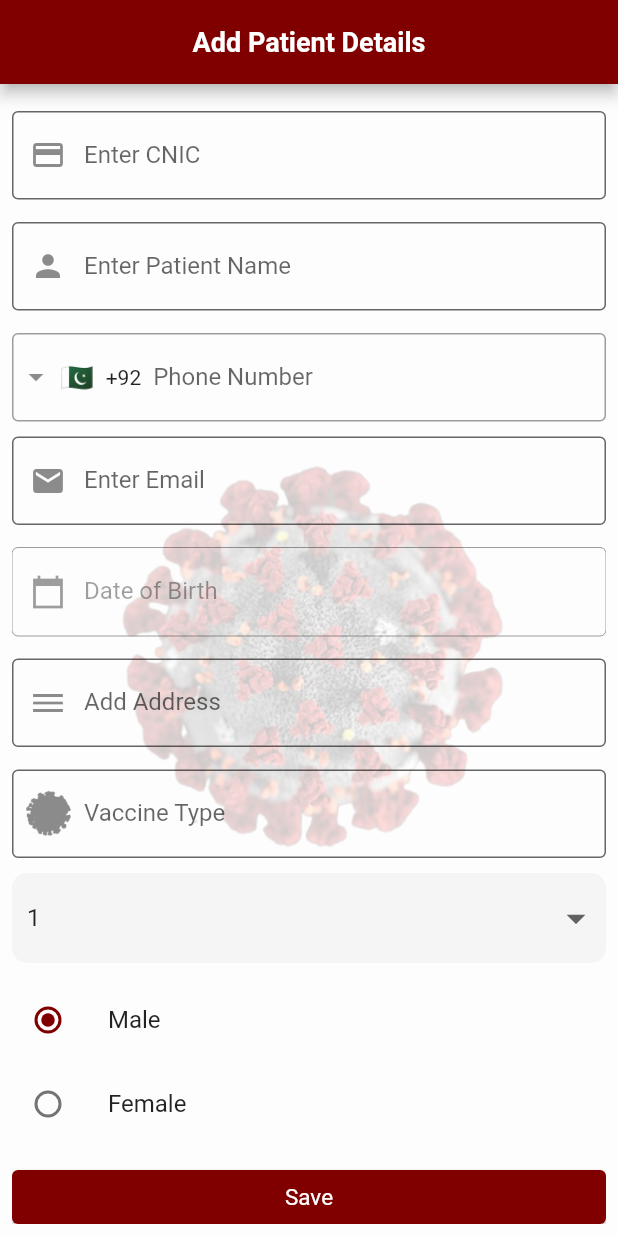
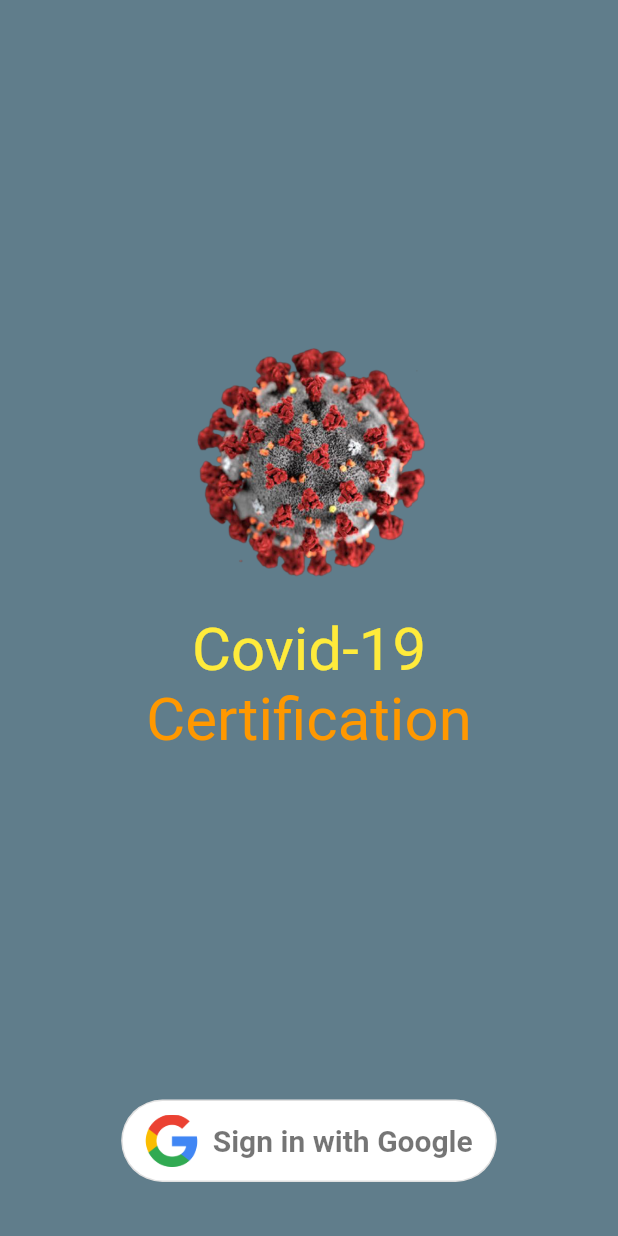
Before and after one commit to zakiaRezay/registrar, a Flutter app: the screen it shows after launch, on a phone screen of 412 x 824 dp. Run offline on Flutter 3.47's test engine with Material 2 defaults, Android fonts, the phone set to English and light mode, and no system bars; drawn by our look-alikes of intl_phone_field; our stand-ins replace firebase_auth, firebase_core, google_sign_in; accounts and stored records are empty; Roboto replaces fonts that are missing (Source Sans Pro).

Commit message:
FIrebase login
FIrebase Login

```diff
--- a/lib/main.dart
+++ b/lib/main.dart
@@ -1,12 +1,13 @@
 import 'package:firebase_core/firebase_core.dart';
 import 'package:flutter/material.dart';
 import 'package:registrar/constants/app_colors.dart';
+import 'package:registrar/screens/google_signin/signin_screen.dart';
 import 'package:registrar/screens/register_screen.dart';
 
 
-main() {
-  // WidgetsFlutterBinding.ensureInitialized();
-  // await Firebase.initializeApp();
+Future<void> main() async{
+  WidgetsFlutterBinding.ensureInitialized();
+  await Firebase.initializeApp();
   runApp(const MyApp());
 }
 
@@ -23,7 +24,7 @@ class MyApp extends StatelessWidget {
           colorScheme: ColorScheme.fromSwatch().copyWith(
             primary: AppColors.primaryColor,
           ),),
-        home:    const RegistrarForm()//LoginScreen(),
+        home:     SignInScreen()//LoginScreen(),
     );
   }
 }
--- /dev/null
+++ b/lib/screens/google_signin/auth.dart
@@ -0,0 +1,43 @@
+import 'package:firebase_auth/firebase_auth.dart';
+import 'package:flutter/cupertino.dart';
+import 'package:google_sign_in/google_sign_in.dart';
+
+class Authentication {
+  static Future<User?> signInWithGoogle({required BuildContext context}) async {
+    FirebaseAuth auth = FirebaseAuth.instance;
+    User? user;
+
+    final GoogleSignIn googleSignIn = GoogleSignIn();
+    final GoogleSignInAccount? googleSignInAccount = await googleSignIn.signIn();
+
+    if (googleSignInAccount != null) {
+      final GoogleSignInAuthentication googleSignInAuthentication =
+      await googleSignInAccount.authentication;
+
+      final AuthCredential credential = GoogleAuthProvider.credential(
+        accessToken: googleSignInAuthentication.accessToken,
+        idToken: googleSignInAuthentication.idToken,
+      );
+
+      try {
+        final UserCredential userCredential =
+        await auth.signInWithCredential(credential);
+
+        user = userCredential.user;
+      } on FirebaseAuthException catch (e) {
+        if (e.code == 'account-exists-with-different-credential') {
+          // handle the error here
+        }
+        else if (e.code == 'invalid-credential') {
+          // handle the error here
+        }
+      } catch (e) {
+        // handle the error here
+      }
+    }
+
+    return user;
+  }
+
+
+}
--- /dev/null
+++ b/lib/screens/google_signin/googlebutton_state.dart
@@ -0,0 +1,78 @@
+import 'package:firebase_auth/firebase_auth.dart';
+import 'package:flutter/material.dart';
+import 'package:registrar/screens/register_screen.dart';
+
+import 'auth.dart';
+
+class GoogleSignInButton extends StatefulWidget {
+  @override
+  _GoogleSignInButtonState createState() => _GoogleSignInButtonState();
+}
+
+class _GoogleSignInButtonState extends State<GoogleSignInButton> {
+  bool _isSigningIn = false;
+
+  @override
+  Widget build(BuildContext context) {
+    return Padding(
+      padding: const EdgeInsets.only(bottom: 16.0),
+      child: _isSigningIn
+          ? const CircularProgressIndicator(
+              valueColor: AlwaysStoppedAnimation<Color>(Colors.white),
+            )
+          : OutlinedButton(
+              style: ButtonStyle(
+                backgroundColor: MaterialStateProperty.all(Colors.white),
+                shape: MaterialStateProperty.all(
+                  RoundedRectangleBorder(
+                    borderRadius: BorderRadius.circular(40),
+                  ),
+                ),
+              ),
+              onPressed: () async {
+                setState(() {
+                  _isSigningIn = true;
+                });
+
+                User? user = await Authentication.signInWithGoogle(context: context);
+
+                setState(() {
+                  _isSigningIn = false;
+                });
+
+                if (user != null) {
+                  Navigator.of(context).pushReplacement(
+                    MaterialPageRoute(
+                      builder: (context) => const RegistrarForm()
+                    ),
+                  );
+                }
+              },
+              child: Padding(
+                padding: const EdgeInsets.fromLTRB(0, 10, 0, 10),
+                child: Row(
+                  mainAxisSize: MainAxisSize.min,
+                  mainAxisAlignment: MainAxisAlignment.center,
+                  children: const <Widget>[
+                    Image(
+                      image: AssetImage("assets/images/google.png"),
+                      height: 35.0,
+                    ),
+                    Padding(
+                      padding: EdgeInsets.only(left: 10),
+                      child: Text(
+                        'Sign in with Google',
+                        style: TextStyle(
+                          fontSize: 20,
+                          color: Colors.black54,
+                          fontWeight: FontWeight.w600,
+                        ),
+                      ),
+                    )
+                  ],
+                ),
+              ),
+            ),
+    );
+  }
+}
--- /dev/null
+++ b/lib/screens/google_signin/signin_screen.dart
@@ -0,0 +1,79 @@
+import 'package:flutter/cupertino.dart';
+import 'package:flutter/material.dart';
+
+import 'auth.dart';
+import 'googlebutton_state.dart';
+
+class SignInScreen extends StatefulWidget {
+  @override
+  _SignInScreenState createState() => _SignInScreenState();
+}
+class _SignInScreenState extends State<SignInScreen> {
+  @override
+  Widget build(BuildContext context) {
+    return Scaffold(
+      backgroundColor: Colors.blueGrey,
+      body: SafeArea(
+        child: Padding(
+          padding: const EdgeInsets.only(
+            left: 16.0,
+            right: 16.0,
+            bottom: 20.0,
+          ),
+          child: Column(
+            mainAxisSize: MainAxisSize.max,
+            children: [
+              Row(),
+              Expanded(
+                child: Column(
+                  mainAxisSize: MainAxisSize.min,
+                  mainAxisAlignment: MainAxisAlignment.center,
+                  children: [
+                    Flexible(
+                      flex: 1,
+                      child: Image.asset(
+                        'assets/images/covid.png',
+                        height: 160,
+                      ),
+                    ),
+                    SizedBox(height: 20),
+                    const Text(
+                      'Covid-19',
+                      style: TextStyle(
+                        color:Colors.yellow,
+                        fontSize: 40,
+                      ),
+                    ),
+                    const Text(
+                      'Certification',
+                      style: TextStyle(
+                        color:Colors.orange,
+                        fontSize: 40,
+                      ),
+                    ),
+                  ],
+                ),
+              ),
+              FutureBuilder(
+                future: Authentication.signInWithGoogle(context: context),
+                builder: (context, snapshot) {
+                  if (snapshot.hasError) {
+                    print("error"+snapshot.error.toString());
+                    return const Text('Error initializing Firebase');
+                  } else if (snapshot.connectionState == ConnectionState.done) {
+                    return GoogleSignInButton();
+                  }
+                  return const CircularProgressIndicator(
+                    valueColor: AlwaysStoppedAnimation<Color>(
+                      Colors.orange,
+                    ),
+                  );
+                },
+              ),
+            ],
+          ),
+        ),
+      ),
+    );
+  }
+}
--- a/lib/screens/register_screen.dart
+++ b/lib/screens/register_screen.dart
@@ -1,3 +1,4 @@
+import 'package:firebase_auth/firebase_auth.dart';
 import 'package:flutter/material.dart';
 import 'package:intl_phone_field/intl_phone_field.dart';
 import 'package:registrar/constants/app_colors.dart';
@@ -5,6 +6,7 @@ import 'package:registrar/screens/submission/confirmation.dart';
 import 'package:registrar/widgets/tcustom_text.dart';
 import 'package:registrar/widgets/text_field.dart';
 
+import 'google_signin/signin_screen.dart';
 
 class RegistrarForm extends StatefulWidget {
   const RegistrarForm({Key? key}) : super(key: key);
@@ -14,9 +16,9 @@ class RegistrarForm extends StatefulWidget {
 }
 
 class _RegistrarFormState extends State<RegistrarForm> {
-
   String? value;
   var dropDownValue = "1";
+  late User _user;
   var _selectedDate, _selectedMonth, _selectedYear;
   final dateKey = GlobalKey<FormState>();
   final cnicKey = GlobalKey<FormState>();
@@ -25,46 +27,99 @@ class _RegistrarFormState extends State<RegistrarForm> {
   final addressKey = GlobalKey<FormState>();
   final emailKey = GlobalKey<FormState>();
   final vaccineKey = GlobalKey<FormState>();
-  final TextEditingController cnicPassportEditingController = TextEditingController();
+  final TextEditingController cnicPassportEditingController =
+      TextEditingController();
   final TextEditingController nameEditingController = TextEditingController();
   final TextEditingController phoneEditingController = TextEditingController();
   final TextEditingController dateEditingController = TextEditingController();
-  final TextEditingController addressEditingController = TextEditingController();
-  final TextEditingController vaccineEditingController = TextEditingController();
+  final TextEditingController addressEditingController =
+      TextEditingController();
+  final TextEditingController vaccineEditingController =
+      TextEditingController();
   final TextEditingController emailEditingController = TextEditingController();
   late String _selectedGender = 'male';
 
+  bool _isSigningOut = false;
 
+  Route _routeToSignInScreen() {
+    return PageRouteBuilder(
+      pageBuilder: (context, animation, secondaryAnimation) => SignInScreen(),
+      transitionsBuilder: (context, animation, secondaryAnimation, child) {
+        var begin = Offset(-1.0, 0.0);
+        var end = Offset.zero;
+        var curve = Curves.ease;
+
+        var tween =
+        Tween(begin: begin, end: end).chain(CurveTween(curve: curve));
+
+        return SlideTransition(
+          position: animation.drive(tween),
+          child: child,
+        );
+      },
+    );
+  }
   @override
   Widget build(BuildContext context) {
     Size size = MediaQuery.of(context).size;
-    double width =  size.width;
+    double width = size.width;
     double height = size.height;
     return Scaffold(
-      appBar: AppBar(title: customText("Add Patient Details",18,FontWeight.bold,Colors.white),centerTitle: true,),
+      appBar: AppBar(
+        title: customText(
+            "Add Patient Details", 18, FontWeight.bold, Colors.white),
+        centerTitle: true,
+        actions: [
+          IconButton(
+              onPressed: () async {
+                setState(() {
+                  _isSigningOut = true;
+                });
+                // await Authentication.signOut(context: context);
+                setState(() {
+                  _isSigningOut = false;
+                });
+                Navigator.of(context).pushReplacement(_routeToSignInScreen());
+              },
+              icon: Icon(Icons.login))
+        ],
+      ),
       body: Stack(
         children: [
-            Positioned.fill(child: Container(
-                decoration: BoxDecoration(color: Colors.white.withOpacity(0.5),
+          Positioned.fill(
+              child: Container(
+                  decoration: BoxDecoration(
+                      color: Colors.white.withOpacity(0.5),
                       image: DecorationImage(
-              colorFilter:  ColorFilter.mode(Colors.white.withOpacity(0.2), BlendMode.dstATop),
-              image: const AssetImage("assets/images/covid.png")
-            )))),
+                          colorFilter: ColorFilter.mode(
+                              Colors.white.withOpacity(0.2), BlendMode.dstATop),
+                          image:
+                              const AssetImage("assets/images/covid.png"))))),
           Padding(
             padding: const EdgeInsets.all(8.0),
             child: SingleChildScrollView(
               child: Column(
                 crossAxisAlignment: CrossAxisAlignment.start,
-                children:[
-                  const SizedBox(height: 10,),
+                children: [
+                  const SizedBox(
+                    height: 10,
+                  ),
                   Form(
                       key: cnicKey,
-                      child: defaultTextFieldNumber(cnicPassportEditingController, 'Enter CNIC',const Icon(Icons.credit_card))),
-                  const SizedBox(height: 15,),
+                      child: defaultTextFieldNumber(
+                          cnicPassportEditingController,
+                          'Enter CNIC',
+                          const Icon(Icons.credit_card))),
+                  const SizedBox(
+                    height: 15,
+                  ),
                   Form(
                       key: nameKey,
-                      child: defaultTextField(nameEditingController, 'Enter Patient Name',const Icon(Icons.person))),
-                  const SizedBox(height: 15,),
+                      child: defaultTextField(nameEditingController,
+                          'Enter Patient Name', const Icon(Icons.person))),
+                  const SizedBox(
+                    height: 15,
+                  ),
                   IntlPhoneField(
                     decoration: const InputDecoration(
                       labelText: 'Phone Number',
@@ -78,46 +133,62 @@ class _RegistrarFormState extends State<RegistrarForm> {
                       // print(phone.completeNumber);
                     },
                   ),
-
-                  const SizedBox(height: 10,),
+                  const SizedBox(
+                    height: 10,
+                  ),
                   Form(
                       key: emailKey,
-                      child: defaultTextFieldEmail(emailEditingController, 'Enter Email',const Icon(Icons.email))),
-                  const SizedBox(height: 15,),
+                      child: defaultTextFieldEmail(emailEditingController,
+                          'Enter Email', const Icon(Icons.email))),
+                  const SizedBox(
+                    height: 15,
+                  ),
                   Form(
                     key: dateKey,
                     child: InkWell(
                         onTap: () {
                           _showDatePicker();
                         },
-                      child:
-                          customTextDate(dateEditingController, 'Date of Birth',const Icon(Icons.calendar_today_sharp))),
+                        child: customTextDate(
+                            dateEditingController,
+                            'Date of Birth',
+                            const Icon(Icons.calendar_today_sharp))),
                   ),
-                  const SizedBox(height: 15,),
+                  const SizedBox(
+                    height: 15,
+                  ),
                   Form(
                       key: addressKey,
-                      child: defaultTextField(addressEditingController, 'Add Address',const Icon(Icons.dehaze_outlined))),
-                  const SizedBox(height: 15,),
+                      child: defaultTextField(addressEditingController,
+                          'Add Address', const Icon(Icons.dehaze_outlined))),
+                  const SizedBox(
+                    height: 15,
+                  ),
                   Form(
                       key: vaccineKey,
-                      child: defaultTextField(vaccineEditingController, 'Vaccine Type',const ImageIcon(AssetImage("assets/images/covid.png")))),
+                      child: defaultTextField(
+                          vaccineEditingController,
+                          'Vaccine Type',
+                          const ImageIcon(
+                              AssetImage("assets/images/covid.png")))),
                   SizedBox(
                     height: 80,
-                child:  Padding(
+                    child: Padding(
                       padding: const EdgeInsets.symmetric(vertical: 10),
                       child: Container(
                         decoration: BoxDecoration(
                             color: Colors.grey.shade100,
-                        borderRadius: BorderRadius.circular(10)
-                    ),
-
+                            borderRadius: BorderRadius.circular(10)),
                         child: Padding(
                           padding: const EdgeInsets.all(5),
                           child: DropdownButtonHideUnderline(
                             child: DropdownButton<String>(
                               value: dropDownValue,
                               isExpanded: true,
-                          items: <String>['1', '2',].map((String value) {
+                              items: <String>[
+                                '1',
+                                '2',
+                              ].map((String value) {
                                 return DropdownMenuItem<String>(
                                   value: value,
                                   child: Padding(
@@ -136,9 +207,7 @@ class _RegistrarFormState extends State<RegistrarForm> {
                         ),
                       ),
                     ),
-
                   ),
-
                   ListTile(
                     contentPadding: EdgeInsets.zero,
                     leading: Radio<String>(
@@ -168,11 +237,11 @@ class _RegistrarFormState extends State<RegistrarForm> {
                     title: const Text('Female'),
                   ),
                   const SizedBox(height: 10),
-
                   SizedBox(
                     width: width,
                     child: ElevatedButton(
-                        child: customText('Save', 15, FontWeight.normal, Colors.white),
+                        child: customText(
+                            'Save', 15, FontWeight.normal, Colors.white),
                         onPressed: () {
                           // if(cnicKey.currentState!.validate()){
                           //   if(nameKey.currentState!.validate()){
@@ -180,7 +249,10 @@ class _RegistrarFormState extends State<RegistrarForm> {
                           //       if(dateKey.currentState!.validate()){
                           //         if(addressKey.currentState!.validate()){
                           //           if(vaccineKey.currentState!.validate()){
-                                      Navigator.push(context, MaterialPageRoute(builder: (context) => const Confirmation()));
+                          Navigator.push(
+                              context,
+                              MaterialPageRoute(
+                                  builder: (context) => const Confirmation()));
                           //           }
                           //         }
                           //       }
@@ -193,13 +265,15 @@ class _RegistrarFormState extends State<RegistrarForm> {
                 ],
               ),
             ),
-          )],
+          )
+        ],
       ),
     );
   }
+
   Future<void> _showDatePicker() async {
-    final DateTime? result =
-    await showDatePicker(context: context,
+    final DateTime? result = await showDatePicker(
+        context: context,
         initialDate: DateTime.now(),
         firstDate: DateTime(2010),
         lastDate: DateTime(2050));
@@ -209,8 +283,7 @@ class _RegistrarFormState extends State<RegistrarForm> {
         _selectedMonth = result.month;
         _selectedYear = result.year;
         dateEditingController.text =
-        "${_selectedYear!.toString()}-${_selectedMonth!
-            .toString()}-${_selectedDate!.toString()} ";
+            "${_selectedYear!.toString()}-${_selectedMonth!.toString()}-${_selectedDate!.toString()} ";
       });
     }
   }
--- a/pubspec.yaml
+++ b/pubspec.yaml
@@ -38,6 +38,8 @@ dependencies:
   cloud_firestore: ^3.1.5
   firebase_core: ^1.10.6
   intl_phone_field: ^3.0.1
+  firebase_auth: ^3.3.3
+  google_sign_in: ^5.2.1
 
 dev_dependencies:
   flutter_test:
```
Also changed, not shown: assets/images/google.png (added), pubspec.lock, 4 other files. Lines whose indentation alone changed are shown as unchanged.
